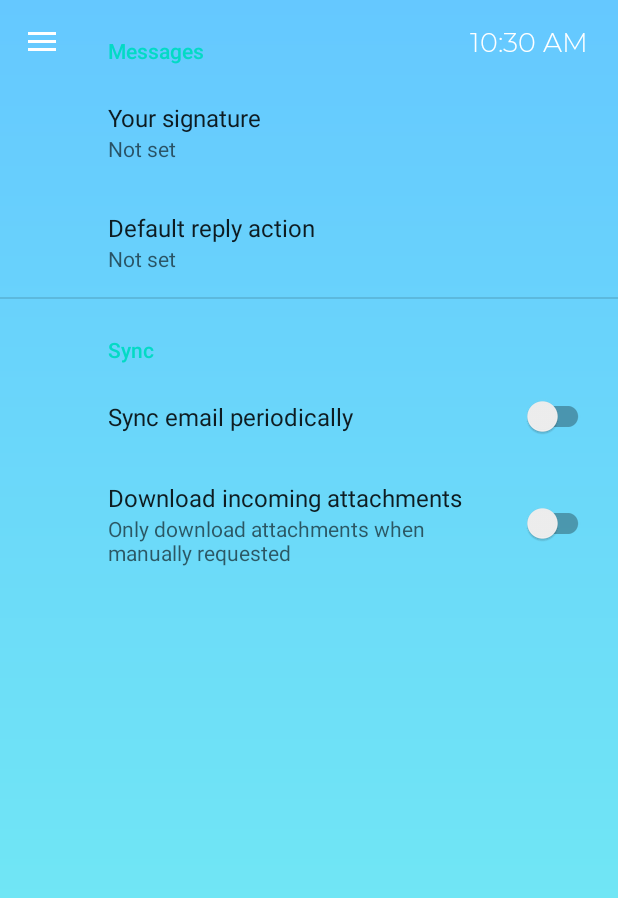
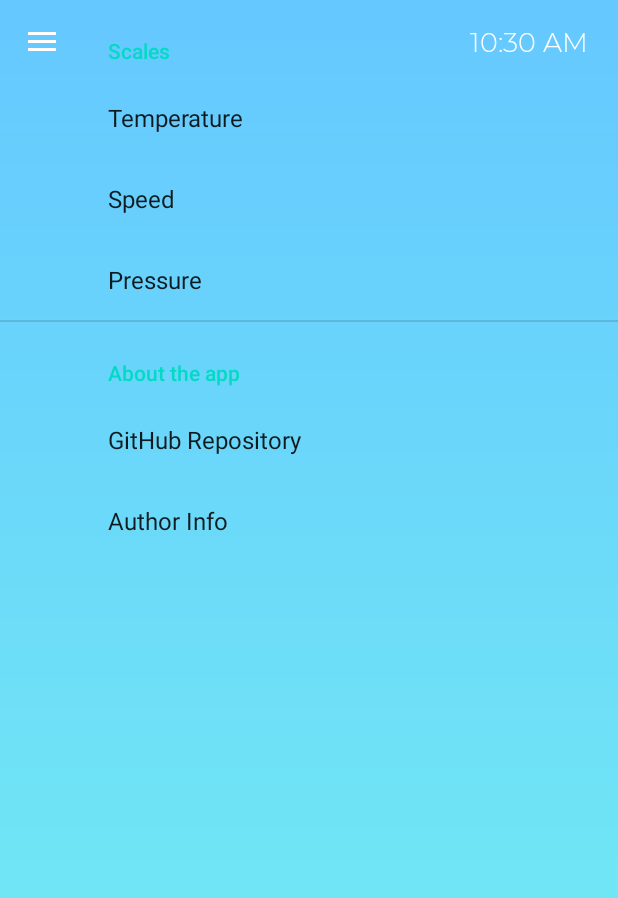
Before and after one commit to denbondd/JustWeather, an Android app: the fragment SettingsFragment placed in its activity, on a phone screen of 412 x 824 dp. Shown: the top 898 px of the screen. Run offline under Robolectric (Android 15) with nearby library versions, the phone set to English and light mode, and no system bars; our stand-ins replace androidx.preference; 5 statements that could not run were skipped.

Commit message:
start making settings fragment

```diff
--- a/app/src/main/res/layout/weather_fragment.xml
+++ b/app/src/main/res/layout/weather_fragment.xml
@@ -162,6 +162,7 @@
                     android:layout_height="wrap_content"
                     android:layout_margin="13dp"
                     android:text="@string/hourly"
+                    android:textColor="@android:color/black"
                     android:onClick="@{(view) -> weatherFragment.btnHourlyOnClick()}"
                     app:layout_constraintEnd_toEndOf="parent"
                     app:layout_constraintStart_toStartOf="parent"
@@ -174,6 +175,7 @@
                     android:layout_height="wrap_content"
                     android:layout_margin="13dp"
                     android:text="@string/daily"
+                    android:textColor="@android:color/black"
                     android:onClick="@{(view) -> weatherFragment.btnDailyOnClick()}"
                     app:layout_constraintBottom_toBottomOf="parent"
                     app:layout_constraintEnd_toEndOf="parent"
--- /dev/null
+++ b/app/src/main/res/values/arrays.xml
@@ -0,0 +1,37 @@
+<resources>
+    <string-array name="temperature_entries">
+        <item>°C</item>
+        <item>°F</item>
+        <item>K</item>
+    </string-array>
+
+    <string-array name="temperature_values">
+        <item>c</item>
+        <item>f</item>
+        <item>k</item>
+    </string-array>
+
+    <string-array name="speed_entries">
+        <item>km/h</item>
+        <item>mph</item>
+        <item>m/s</item>
+    </string-array>
+
+    <string-array name="speed_values">
+        <item>kmh</item>
+        <item>mph</item>
+        <item>ms</item>
+    </string-array>
+
+    <string-array name="pressure_entries">
+        <item>mBar</item>
+        <item>kPa</item>
+        <item>mmHg</item>
+    </string-array>
+
+    <string-array name="pressure_values">
+        <item>mbar</item>
+        <item>kp</item>
+        <item>mmhg</item>
+    </string-array>
+</resources>
--- a/app/src/main/res/values/styles.xml
+++ b/app/src/main/res/values/styles.xml
@@ -5,6 +5,7 @@
         <item name="colorPrimary">@color/colorPrimary</item>
         <item name="colorPrimaryDark">@color/colorPrimaryDark</item>
         <item name="colorAccent">@color/colorAccent</item>
+        <item name="android:textColor">@android:color/white</item>
     </style>
 
     <style name="ToolBarTheme" parent="ThemeOverlay.AppCompat.Dark.ActionBar">
--- a/app/src/main/res/xml/root_preferences.xml
+++ b/app/src/main/res/xml/root_preferences.xml
@@ -1,35 +1,36 @@
 <PreferenceScreen xmlns:app="http://schemas.android.com/apk/res-auto">
 
-    <PreferenceCategory app:title="@string/messages_header">
-
-        <EditTextPreference
-            app:key="signature"
-            app:title="@string/signature_title"
-            app:useSimpleSummaryProvider="true" />
+    <PreferenceCategory app:title="Scales">
+        <ListPreference
+            app:dialogTitle="Select temperature unit you want to use"
+            app:entries="@array/temperature_entries"
+            app:entryValues="@array/temperature_values"
+            app:key="temperature"
+            app:title="Temperature" />
 
         <ListPreference
-            app:defaultValue="reply"
-            app:entries="@array/reply_entries"
-            app:entryValues="@array/reply_values"
-            app:key="reply"
-            app:title="@string/reply_title"
-            app:useSimpleSummaryProvider="true" />
+            app:dialogTitle="Select speed unit you want to use"
+            app:entries="@array/speed_entries"
+            app:entryValues="@array/speed_values"
+            app:key="speed"
+            app:title="Speed" />
 
+        <ListPreference
+            app:dialogTitle="Select pressure unit you want to use"
+            app:entries="@array/pressure_entries"
+            app:entryValues="@array/pressure_values"
+            app:key="pressure"
+            app:title="Pressure" />/>
     </PreferenceCategory>
 
-    <PreferenceCategory app:title="@string/sync_header">
+    <PreferenceCategory app:title="About the app">
+        <Preference
+            app:key="githubrepo"
+            app:title="GitHub Repository" />
 
-        <SwitchPreferenceCompat
-            app:key="sync"
-            app:title="@string/sync_title" />
-
-        <SwitchPreferenceCompat
-            app:dependency="sync"
-            app:key="attachment"
-            app:summaryOff="@string/attachment_summary_off"
-            app:summaryOn="@string/attachment_summary_on"
-            app:title="@string/attachment_title" />
-
+        <Preference
+            app:key="authorinfo"
+            app:title="Author Info" />
     </PreferenceCategory>
 
 </PreferenceScreen>
```
